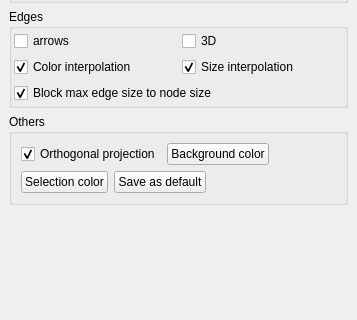
The window that library/tulip-qt/designer/RenderingParametersDialog.ui (jalamao/tulip-1) describes before a commit, drawn with Qt 5; both pictures show x 0 to 357 and y 184 to 504 of the 357 by 504 pixel window.
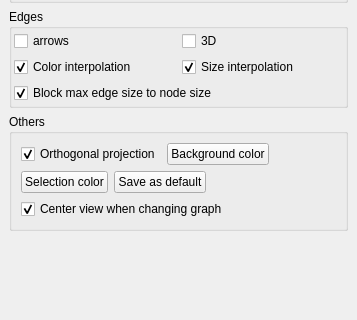
The same window after the commit.

Commit message: add a new check box in the "Rendering parameters" dialog to disable/enable the automatic centering when changing graph in a NodeLinkDiagram view. Thus if a graph hierarchy represents the "evolution" of a graph, an interactive ordered navigation through that hierarchy will give a kind of animation for free

```diff
--- a/library/tulip-qt/designer/RenderingParametersDialog.ui
+++ b/library/tulip-qt/designer/RenderingParametersDialog.ui
@@ -514,6 +514,19 @@
         </item>
        </layout>
       </item>
+      <item>
+	<widget class="QCheckBox" name="initview">
+          <property name="focusPolicy">
+	    <enum>Qt::StrongFocus</enum>
+          </property>
+          <property name="text">
+	    <string>Center view when changing graph</string>
+          </property>
+          <property name="checked">
+	    <bool>true</bool>
+          </property>
+	</widget>
+      </item>
      </layout>
     </widget>
    </item>
```
Left out of the diff: 16 changed lines with no effect on the pictures. The commit also changes 4 other files.
